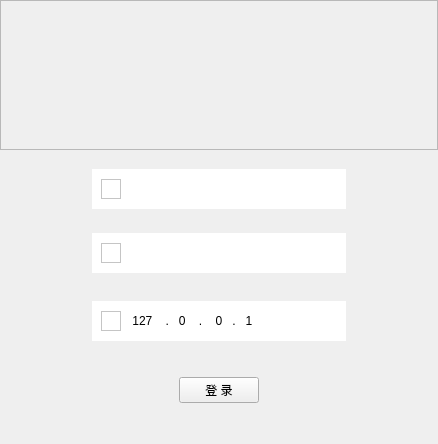
Before: the Qt Designer form widget.ui in D-COM-system/D-COMSystem, drawn with Qt 5.
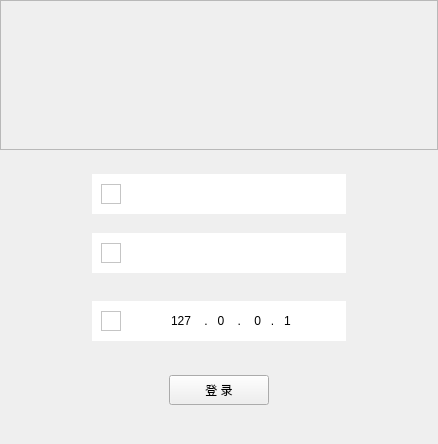
After: the same form once the commit is applied. Icons and pictures are not drawn.

The edit to the form file:
```diff
--- a/widget.ui
+++ b/widget.ui
@@ -210,15 +210,12 @@
       </item>
       <item>
        <widget class="QWidget" name="widget_3" native="true">
-        <layout class="QHBoxLayout" name="horizontalLayout">
-         <property name="spacing">
-          <number>0</number>
-         </property>
+        <layout class="QGridLayout" name="gridLayout_2">
          <property name="leftMargin">
           <number>0</number>
          </property>
          <property name="topMargin">
-          <number>10</number>
+          <number>0</number>
          </property>
          <property name="rightMargin">
           <number>0</number>
@@ -226,23 +223,7 @@
          <property name="bottomMargin">
           <number>0</number>
          </property>
-         <item>
-          <spacer name="horizontalSpacer">
-           <property name="orientation">
-            <enum>Qt::Horizontal</enum>
-           </property>
-           <property name="sizeType">
-            <enum>QSizePolicy::Expanding</enum>
-           </property>
-           <property name="sizeHint" stdset="0">
-            <size>
-             <width>30</width>
-             <height>20</height>
-            </size>
-           </property>
-          </spacer>
-         </item>
-         <item>
+         <item row="1" column="1">
           <widget class="QWidget" name="widget_9" native="true">
            <property name="maximumSize">
             <size>
@@ -307,7 +288,23 @@
            </layout>
           </widget>
          </item>
-         <item>
+         <item row="1" column="0">
+          <spacer name="horizontalSpacer">
+           <property name="orientation">
+            <enum>Qt::Horizontal</enum>
+           </property>
+           <property name="sizeType">
+            <enum>QSizePolicy::Expanding</enum>
+           </property>
+           <property name="sizeHint" stdset="0">
+            <size>
+             <width>30</width>
+             <height>20</height>
+            </size>
+           </property>
+          </spacer>
+         </item>
+         <item row="1" column="2">
           <spacer name="horizontalSpacer_2">
            <property name="orientation">
             <enum>Qt::Horizontal</enum>
@@ -323,6 +320,22 @@
            </property>
           </spacer>
          </item>
+         <item row="0" column="0" colspan="3">
+          <spacer name="verticalSpacer_6">
+           <property name="orientation">
+            <enum>Qt::Vertical</enum>
+           </property>
+           <property name="sizeType">
+            <enum>QSizePolicy::Fixed</enum>
+           </property>
+           <property name="sizeHint" stdset="0">
+            <size>
+             <width>20</width>
+             <height>20</height>
+            </size>
+           </property>
+          </spacer>
+         </item>
         </layout>
        </widget>
       </item>
@@ -516,15 +529,21 @@
                 <height>20</height>
                </size>
               </property>
+              <property name="styleSheet">
+               <string notr="true">font: 290 12pt &quot;Microsoft YaHei&quot;;</string>
+              </property>
               <property name="inputMask">
                <string/>
               </property>
               <property name="text">
-               <string> 127    .   0    .    0   .   1</string>
+               <string>127    .   0    .    0   .   1</string>
               </property>
               <property name="frame">
                <bool>false</bool>
               </property>
+              <property name="alignment">
+               <set>Qt::AlignCenter</set>
+              </property>
               <property name="readOnly">
                <bool>true</bool>
               </property>
@@ -586,6 +605,12 @@
          </item>
          <item>
           <widget class="QPushButton" name="login">
+           <property name="minimumSize">
+            <size>
+             <width>100</width>
+             <height>30</height>
+            </size>
+           </property>
            <property name="text">
             <string>登 录</string>
            </property>
```
